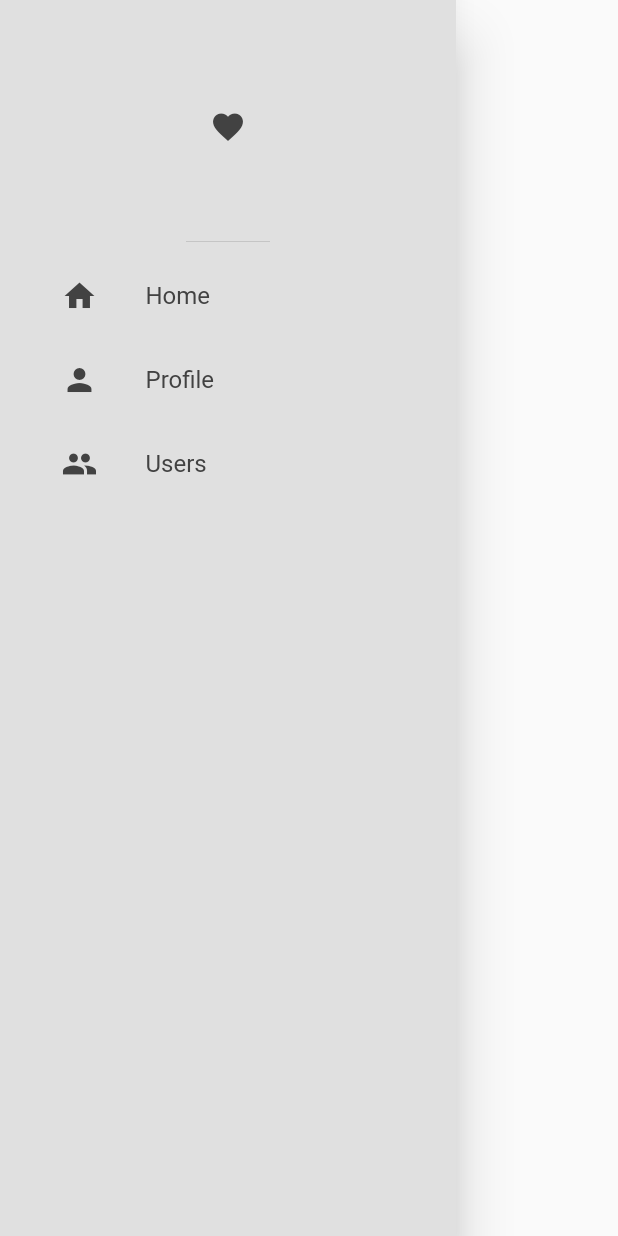
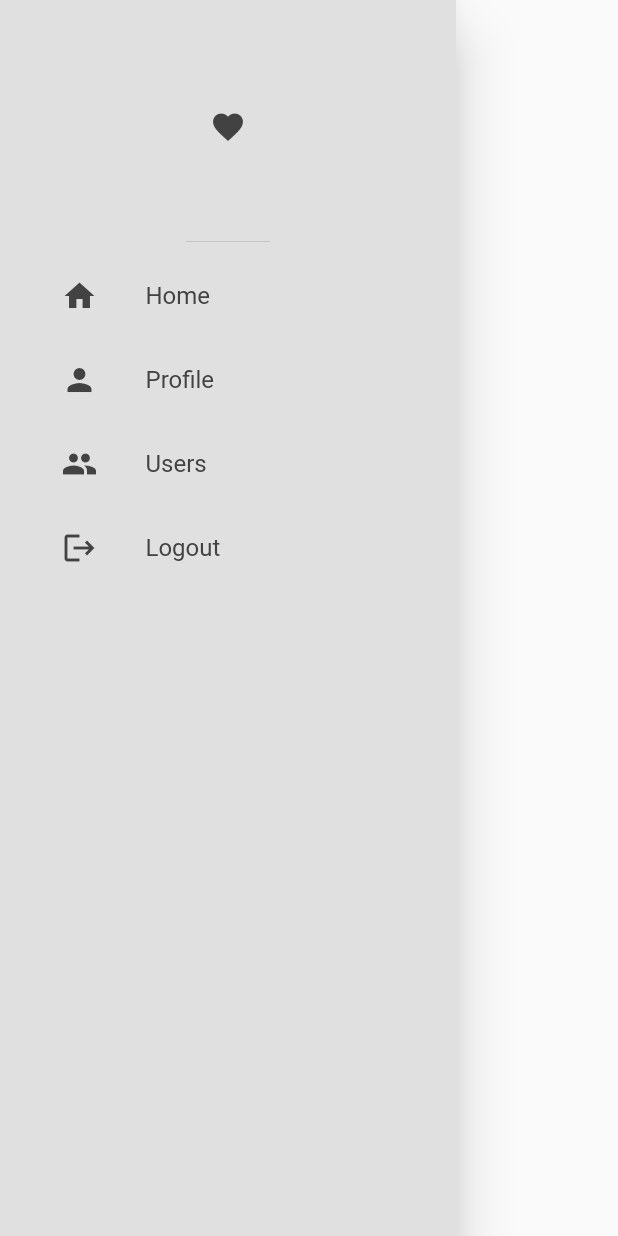
Before and after one commit to imasha-senarath/sociable-hub, a Flutter app: the AppDrawer widget shown alone on an empty page, opened directly, on a phone screen of 412 x 824 dp. Run offline on Flutter 3.47's test engine with Material 2 defaults, Android fonts, the phone set to English and light mode, and no system bars; our stand-ins replace cloud_firestore, firebase_auth, firebase_core; accounts and stored records are empty.

```diff
--- a/lib/components/app_drawer.dart
+++ b/lib/components/app_drawer.dart
@@ -1,7 +1,29 @@
+import 'package:firebase_auth/firebase_auth.dart';
 import 'package:flutter/material.dart';
 
-class AppDrawer extends StatelessWidget {
+import '../helper/helper_functions.dart';
+
+class AppDrawer extends StatefulWidget {
   const AppDrawer({Key? key}) : super(key: key);
+
+  @override
+  State<AppDrawer> createState() => _AppDrawerState();
+}
+
+class _AppDrawerState extends State<AppDrawer> {
+  void logout() async {
+    //FirebaseAuth.instance.signOut();
+    Navigator.of(context).pop();
+    showConfirmDialog(
+      'Logout',
+      'Are you sure you want to logout?',
+      () {
+        FirebaseAuth.instance.signOut();
+      },
+      context,
+    );
+    //
+  }
 
   @override
   Widget build(BuildContext context) {
@@ -55,6 +77,17 @@ class AppDrawer extends StatelessWidget {
                 Navigator.pushNamed(context, '/users_page');
               },
             ),
+          ),
+          Padding(
+            padding: const EdgeInsets.only(left: 25.0),
+            child: ListTile(
+              leading: Icon(
+                Icons.logout,
+                color: Theme.of(context).colorScheme.inversePrimary,
+              ),
+              title: const Text("Logout"),
+              onTap: logout,
+            ),
           )
         ],
       ),
--- a/lib/pages/home_page.dart
+++ b/lib/pages/home_page.dart
@@ -32,12 +32,12 @@ class HomePage extends StatelessWidget {
         backgroundColor: Colors.transparent,
         foregroundColor: Theme.of(context).colorScheme.inversePrimary,
         elevation: 0,
-        actions: [
+        /*actions: [
           IconButton(
             onPressed: logout,
             icon: const Icon(Icons.logout),
           ),
-        ],
+        ],*/
       ),
       drawer: const AppDrawer(),
       body: Column(
--- a/lib/pages/register_page.dart
+++ b/lib/pages/register_page.dart
@@ -65,12 +65,14 @@ class _RegisterPageState extends State<RegisterPage> {
   Widget build(BuildContext context) {
     return Scaffold(
       backgroundColor: Theme.of(context).colorScheme.background,
-      body: Center(
+      body: SingleChildScrollView(
+        child: Center(
           child: Padding(
             padding: const EdgeInsets.all(25.0),
             child: Column(
               mainAxisAlignment: MainAxisAlignment.center,
               children: [
+                const SizedBox(height: 50),
                 Icon(
                   Icons.person,
                   size: 80,
@@ -130,6 +132,7 @@ class _RegisterPageState extends State<RegisterPage> {
             ),
           ),
         ),
+      ),
     );
   }
 }
```
Also changed, not shown: lib/helper/helper_functions.dart (+45 -3 lines), lib/pages/login_page.dart (+5 -2 lines). Lines whose indentation alone changed are shown as unchanged.
